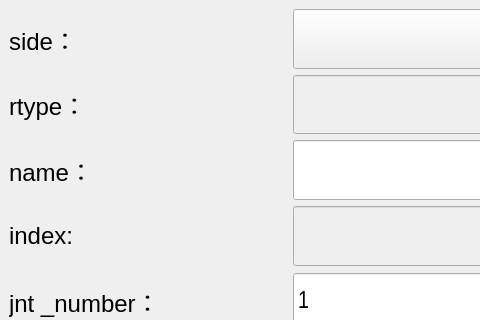
Before: the Qt Designer form bind/ui/setup/bone_ui.ui in MuZiMuZi/muziToolset, drawn with Qt 5; both pictures show x 0 to 480 and y 0 to 320 of the 580 by 559 pixel window.
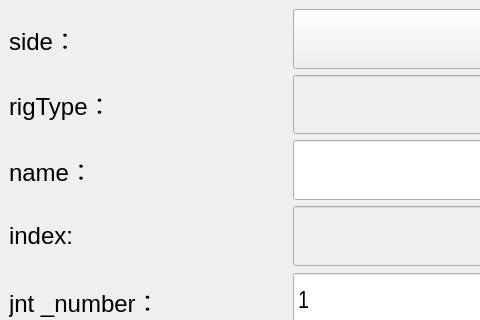
After: the same form once the commit is applied.

Commit message: 将rtype改为rigType，绑定的类型减少歧义

```diff
--- a/bind/ui/setup/bone_ui.ui
+++ b/bind/ui/setup/bone_ui.ui
@@ -95,7 +95,7 @@
            <enum>Qt::LeftToRight</enum>
           </property>
           <property name="text">
-           <string>rtype：</string>
+           <string>rigType：</string>
           </property>
           <property name="alignment">
            <set>Qt::AlignLeading|Qt::AlignLeft|Qt::AlignVCenter</set>
```
Left out of the diff: 2 changed lines with no effect on the pictures. The commit also changes 45 other files.
